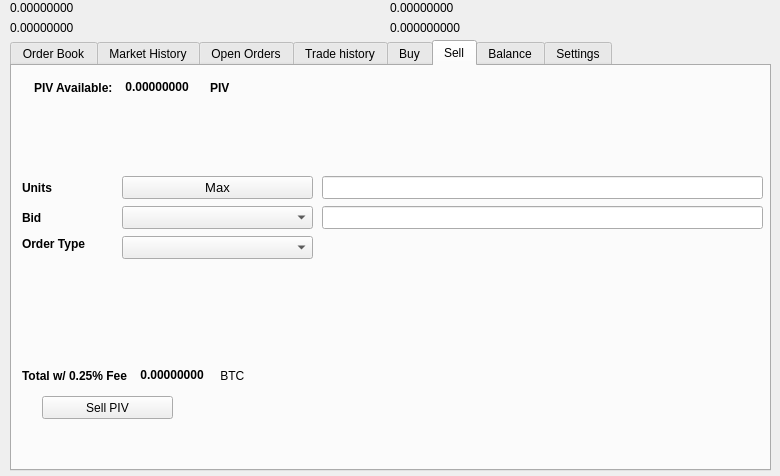
The window that src/qt/forms/tradingdialog.ui (wealth-coin/TenUp) describes before a commit, drawn with Qt 5.
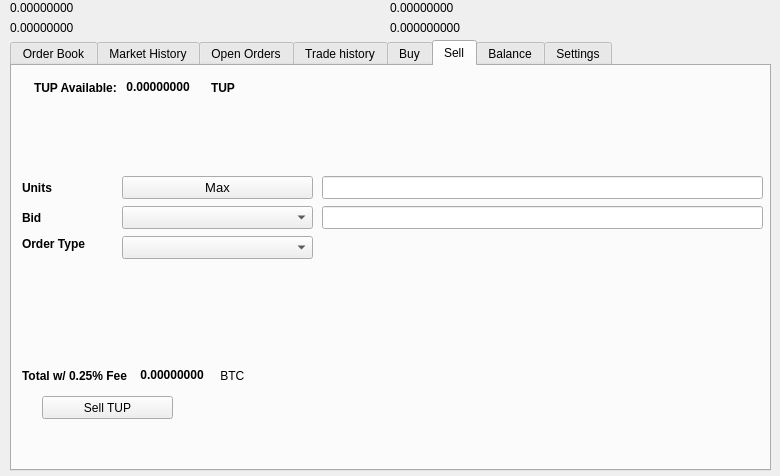
The same window after the commit. The open tabs and pages were chosen to show the change. Icons and pictures are not drawn.

The edit to the form file:
```diff
--- a/src/qt/forms/tradingdialog.ui
+++ b/src/qt/forms/tradingdialog.ui
@@ -1751,7 +1751,7 @@
       </rect>
      </property>
      <property name="text">
-      <string>Sell PIV</string>
+      <string>Sell TUP</string>
      </property>
      <property name="icon">
       <iconset resource="../tenup">
@@ -1777,7 +1777,7 @@
          </font>
         </property>
         <property name="text">
-         <string>PIV Available:</string>
+         <string>TUP Available:</string>
         </property>
        </widget>
       </item>
@@ -2221,7 +2221,7 @@
          </font>
         </property>
         <property name="text">
-         <string>PIV</string>
+         <string>TUP</string>
         </property>
        </widget>
       </item>
```
Left out of the diff: 12 changed lines with no effect on the pictures.
